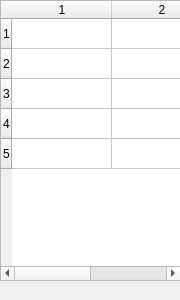
Qt form src/widgets/deviceinfowidget.ui (dehnhardt/iconnconfig) before a commit.
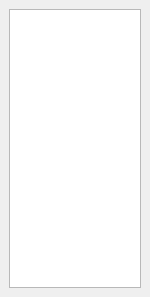
The same form after that commit.

Commit message: changed table to simple list disallow moving or floating of dockable windows

What changed in the file:
```diff
--- a/src/widgets/deviceinfowidget.ui
+++ b/src/widgets/deviceinfowidget.ui
@@ -6,10 +6,25 @@
    <rect>
     <x>0</x>
     <y>0</y>
-    <width>180</width>
-    <height>300</height>
+    <width>150</width>
+    <height>297</height>
    </rect>
   </property>
+  <property name="minimumSize">
+   <size>
+    <width>90</width>
+    <height>109</height>
+   </size>
+  </property>
+  <property name="baseSize">
+   <size>
+    <width>150</width>
+    <height>0</height>
+   </size>
+  </property>
+  <property name="features">
+   <set>QDockWidget::NoDockWidgetFeatures</set>
+  </property>
   <property name="allowedAreas">
    <set>Qt::LeftDockWidgetArea|Qt::RightDockWidgetArea</set>
   </property>
@@ -17,29 +32,42 @@
    <string>Device Info</string>
   </property>
   <widget class="QWidget" name="dockWidgetContents">
-   <widget class="QTableWidget" name="deciceInfoTable">
-    <property name="geometry">
-     <rect>
-      <x>0</x>
-      <y>0</y>
-      <width>181</width>
-      <height>281</height>
-     </rect>
-    </property>
-    <property name="rowCount">
-     <number>5</number>
-    </property>
-    <property name="columnCount">
-     <number>2</number>
-    </property>
-    <row/>
-    <row/>
-    <row/>
-    <row/>
-    <row/>
-    <column/>
-    <column/>
-   </widget>
+   <property name="sizePolicy">
+    <sizepolicy hsizetype="Expanding" vsizetype="Expanding">
+     <horstretch>0</horstretch>
+     <verstretch>0</verstretch>
+    </sizepolicy>
+   </property>
+   <property name="baseSize">
+    <size>
+     <width>150</width>
+     <height>0</height>
+    </size>
+   </property>
+   <layout class="QHBoxLayout" name="horizontalLayout">
+    <item>
+     <widget class="QListWidget" name="infoList">
+      <property name="sizePolicy">
+       <sizepolicy hsizetype="Expanding" vsizetype="Expanding">
+        <horstretch>50</horstretch>
+        <verstretch>50</verstretch>
+       </sizepolicy>
+      </property>
+      <property name="baseSize">
+       <size>
+        <width>150</width>
+        <height>0</height>
+       </size>
+      </property>
+      <property name="frameShape">
+       <enum>QFrame::StyledPanel</enum>
+      </property>
+      <property name="frameShadow">
+       <enum>QFrame::Sunken</enum>
+      </property>
+     </widget>
+    </item>
+   </layout>
   </widget>
  </widget>
  <resources/>
```
Left out of the diff: 2 changed lines with no effect on the pictures. The commit also changes 1 other file.
